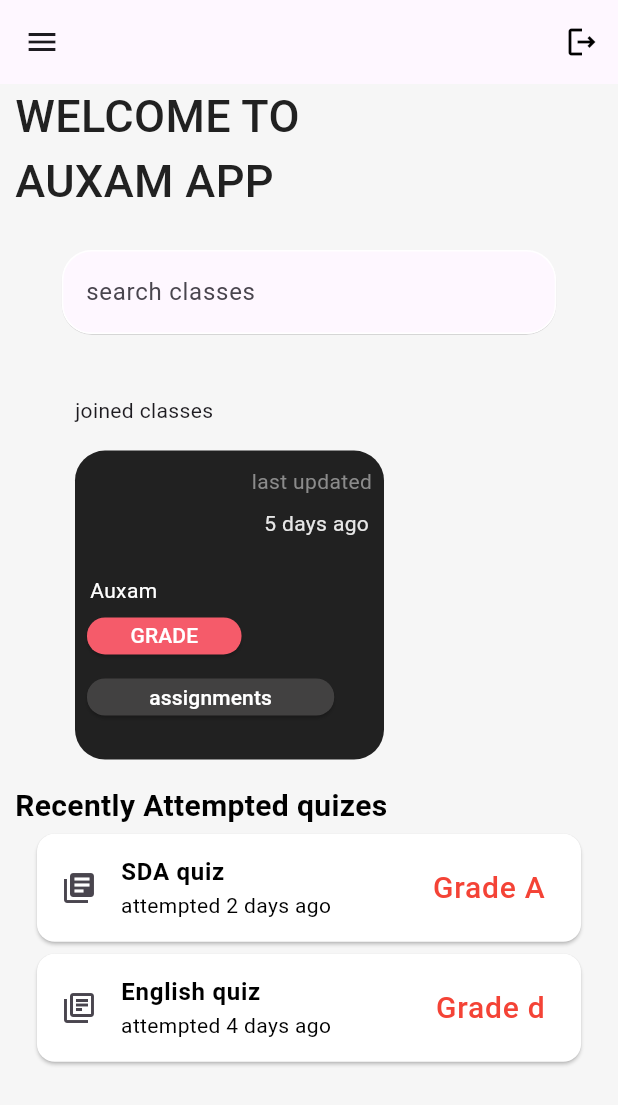
After one commit to zabi1647/auxam, a Flutter app: the StudentHomePage screen opened directly, on a phone screen of 412 x 824 dp. The commit adds this screen. Shown: the top 1105 px of the screen. Run offline on Flutter 3.47's test engine with Material 3 defaults, Android fonts, the phone set to English and light mode, and no system bars; our stand-ins replace cloud_firestore, firebase_auth, firebase_core, flutter_svg, fluttertoast; accounts and stored records are empty.

Commit message:
student home page

```diff
--- /dev/null
+++ b/lib/student/home_page.dart
@@ -0,0 +1,268 @@
+import 'package:auxam/utils/utlities.dart';
+import 'package:auxam/auth/login_page.dart';
+import 'package:firebase_auth/firebase_auth.dart';
+import 'package:flutter/material.dart';
+import 'package:flutter_svg/flutter_svg.dart';
+
+class StudentHomePage extends StatelessWidget {
+  const StudentHomePage({super.key});
+
+  @override
+  Widget build(BuildContext context) {
+    final _auth = FirebaseAuth.instance;
+    double height = MediaQuery.sizeOf(context).height;
+    double width = MediaQuery.sizeOf(context).width;
+    return Scaffold(
+        backgroundColor: Color(0xffF6F6F6),
+        drawer: Icon(Icons.more),
+        appBar: AppBar(
+          actions: [
+            IconButton(
+              onPressed: () {
+                _auth.signOut().then((value) {
+                  Navigator.pushAndRemoveUntil(
+                      context,
+                      MaterialPageRoute(
+                          builder: (context) => const LoginPage()),
+                      (route) => false);
+                }).onError((error, stackTrace) {
+                  Utils().Toastmessage(error.toString());
+                });
+              },
+              icon: const Icon(
+                Icons.logout_outlined,
+                color: Colors.black,
+              ),
+            ),
+          ],
+        ),
+        body: SingleChildScrollView(
+          child: Column(
+            children: [
+              const Align(
+                alignment: Alignment.topLeft,
+                child: Padding(
+                  padding: EdgeInsets.only(left: 10),
+                  child: Text(
+                    "WELCOME TO \nAUXAM APP",
+                    style: TextStyle(
+                        color: Color(0xff212121),
+                        fontSize: 30,
+                        fontWeight: FontWeight.w500),
+                  ),
+                ),
+              ),
+              SizedBox(
+                height: height * 0.03,
+              ),
+              SizedBox(
+                width: width * 0.8,
+                child: Material(
+                  elevation: 0.2,
+                  borderRadius: BorderRadius.all(Radius.circular(20)),
+                  child: TextFormField(
+                    decoration: const InputDecoration(
+                      hintText: "search classes",
+                      fillColor: Color(0xffFFFFFF),
+                      enabledBorder: OutlineInputBorder(
+                          borderRadius: BorderRadius.all(Radius.circular(20)),
+                          borderSide: BorderSide(color: Color(0xffFFFFFF))),
+                      focusedBorder: OutlineInputBorder(
+                        borderSide: BorderSide(color: Colors.blue),
+                        borderRadius: BorderRadius.all(Radius.circular(20)),
+                      ),
+                      disabledBorder: OutlineInputBorder(
+                          borderSide: BorderSide(color: Colors.black)),
+                    ),
+                  ),
+                ),
+              ),
+              SizedBox(
+                height: height * 0.05,
+              ),
+              const Padding(
+                padding: EdgeInsets.only(left: 50.0),
+                child: Align(
+                  alignment: Alignment.topLeft,
+                  child: Text("joined classes"),
+                ),
+              ),
+              SizedBox(
+                height: height * 0.02,
+              ),
+              Padding(
+                padding: const EdgeInsets.only(left: 50),
+                child: Align(
+                  alignment: Alignment.topLeft,
+                  child: Container(
+                    width: width * 0.5,
+                    height: height * 0.25,
+                    decoration: const BoxDecoration(
+                      color: Color(0xff212121),
+                      borderRadius: BorderRadius.all(
+                        Radius.circular(20),
+                      ),
+                    ),
+                    child: Column(
+                      children: [
+                        SizedBox(
+                          height: height * 0.003,
+                        ),
+                        const Padding(
+                          padding: EdgeInsets.all(8.0),
+                          child: Align(
+                            alignment: Alignment.bottomRight,
+                            child: Text(
+                              "last updated",
+                              style: TextStyle(color: Color(0xff8B8B8B)),
+                            ),
+                          ),
+                        ),
+                        const Padding(
+                          padding: const EdgeInsets.only(right: 10.0),
+                          child: Align(
+                            alignment: Alignment.bottomRight,
+                            child: Text(
+                              "5 days ago",
+                              style: TextStyle(color: Color(0xffE7E7E7)),
+                            ),
+                          ),
+                        ),
+                        SizedBox(
+                          height: height * 0.03,
+                        ),
+                        const Padding(
+                          padding: const EdgeInsets.only(left: 10.0),
+                          child: Align(
+                            alignment: Alignment.topLeft,
+                            child: Text(
+                              "Auxam",
+                              style: TextStyle(color: Color(0xffFFFFFF)),
+                            ),
+                          ),
+                        ),
+                        Padding(
+                          padding: const EdgeInsets.all(8.0),
+                          child: Align(
+                            alignment: Alignment.topLeft,
+                            child: SizedBox(
+                                width: width * 0.25,
+                                height: height * 0.03,
+                                child: ElevatedButton(
+                                    style: ElevatedButton.styleFrom(
+                                      primary: Color(0xffF55B6A),
+                                      onPrimary: Colors.white,
+                                      shape: RoundedRectangleBorder(
+                                        borderRadius: BorderRadius.circular(
+                                          12.0,
+                                        ),
+                                      ),
+                                    ),
+                                    onPressed: () {},
+                                    child: const Text(
+                                      "GRADE",
+                                    ))),
+                          ),
+                        ),
+                        Padding(
+                          padding: const EdgeInsets.all(8.0),
+                          child: Align(
+                            alignment: Alignment.topLeft,
+                            child: SizedBox(
+                              width: width * 0.4,
+                              height: height * 0.03,
+                              child: ElevatedButton(
+                                style: ElevatedButton.styleFrom(
+                                  primary: Color(0xff424141),
+                                  onPrimary: Colors.white,
+                                  shape: RoundedRectangleBorder(
+                                    borderRadius: BorderRadius.circular(
+                                      12.0,
+                                    ),
+                                  ),
+                                ),
+                                onPressed: () {},
+                                child: const Text(
+                                  "assignments",
+                                ),
+                              ),
+                            ),
+                          ),
+                        )
+                      ],
+                    ),
+                  ),
+                ),
+              ),
+              SizedBox(
+                height: height * 0.02,
+              ),
+              const Padding(
+                padding: const EdgeInsets.only(left: 10.0),
+                child: Align(
+                  alignment: Alignment.topLeft,
+                  child: Text(
+                    "Recently Attempted quizes",
+                    style: TextStyle(
+                      color: Colors.black,
+                      fontWeight: FontWeight.w600,
+                      fontSize: 20,
+                    ),
+                  ),
+                ),
+              ),
+              SizedBox(
+                width: width * 0.9,
+                child: const Card(
+                  color: Color(0xffFFFFFF),
+                  child: ListTile(
+                    leading: Icon(Icons.my_library_books),
+                    title: Text(
+                      "SDA quiz",
+                      style: TextStyle(
+                          color: Colors.black, fontWeight: FontWeight.w600),
+                    ),
+                    subtitle: Text(
+                      "attempted 2 days ago",
+                      style: TextStyle(color: Colors.black),
+                    ),
+                    trailing: Text(
+                      "Grade A",
+                      style: TextStyle(
+                        color: Colors.red,
+                        fontSize: 20,
+                      ),
+                    ),
+                  ),
+                ),
+              ),
+              SizedBox(
+                width: width * 0.9,
+                child: const Card(
+                  color: Color(0xffFFFFFF),
+                  child: ListTile(
+                    leading: Icon(Icons.library_books_outlined),
+                    title: Text(
+                      "English quiz",
+                      style: TextStyle(
+                          color: Colors.black, fontWeight: FontWeight.w600),
+                    ),
+                    subtitle: Text(
+                      "attempted 4 days ago",
+                      style: TextStyle(color: Colors.black),
+                    ),
+                    trailing: Text(
+                      "Grade d",
+                      style: TextStyle(
+                        color: Colors.red,
+                        fontSize: 20,
+                      ),
+                    ),
+                  ),
+                ),
+              ),
+            ],
+          ),
+        ));
+  }
+}
--- a/pubspec.yaml
+++ b/pubspec.yaml
@@ -65,9 +65,8 @@ flutter:
   uses-material-design: true
 
   # To add assets to your application, add an assets section, like this:
-  # assets:
-  #   - images/a_dot_burr.jpeg
-  #   - images/a_dot_ham.jpeg
+  assets:
+    - assets/images/
 
   # An image asset can refer to one or more resolution-specific "variants", see
   # https://flutter.dev/assets-and-images/#resolution-aware
```
Also changed, not shown: lib/auth/login_page.dart (renamed from lib/view/login_page.dart, +39 -8 lines), lib/auth/sign_up.dart (renamed from lib/view/sign_up.dart, +36 -9 lines), lib/firebase_services/authmanger.dart (added, +55 -0 lines), lib/firebase_services/splash_screen.dart (+27 -7 lines), lib/firebase_services/user_credentials.dart (added, +49 -0 lines), lib/main.dart (+1 -15 lines), lib/teacher/teacher_homepage.dart (renamed from lib/view/home_page.dart, +4 -4 lines), lib/view/splash_screen.dart (+3 -5 lines), lib/view/user_data.dart (added, +139 -0 lines), assets/images/logo_png.png (added), 1 other file.
